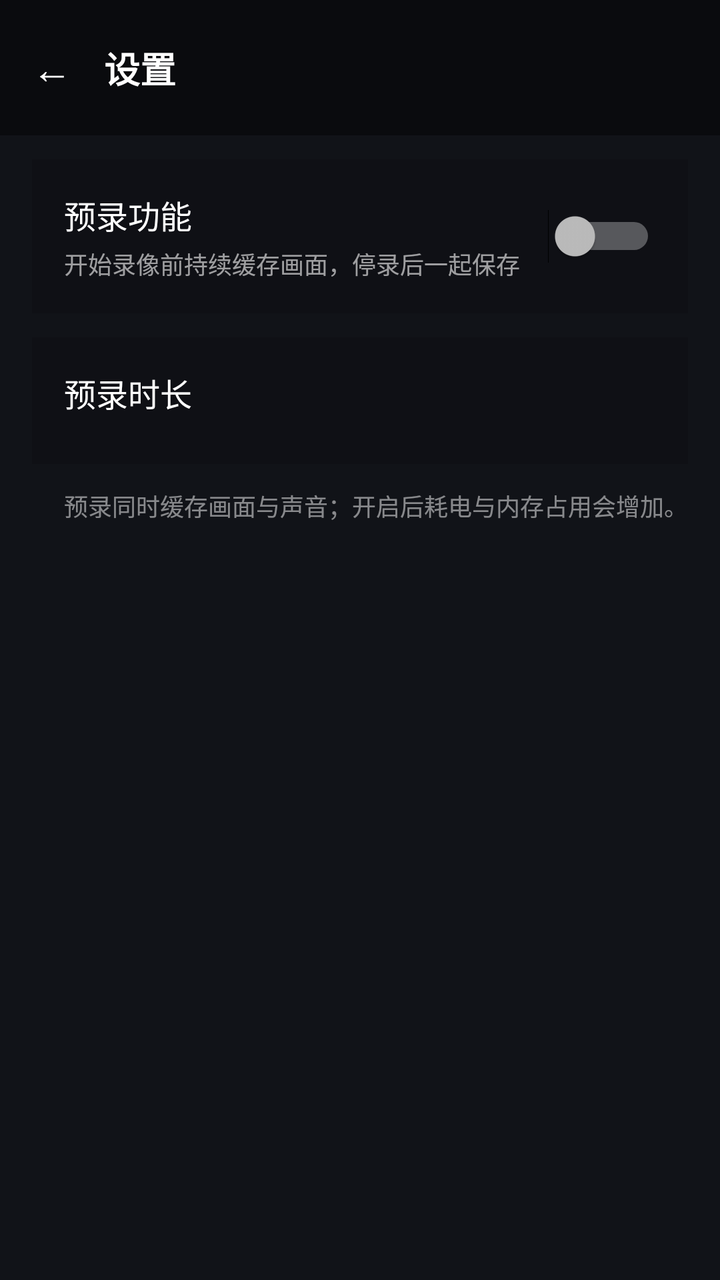
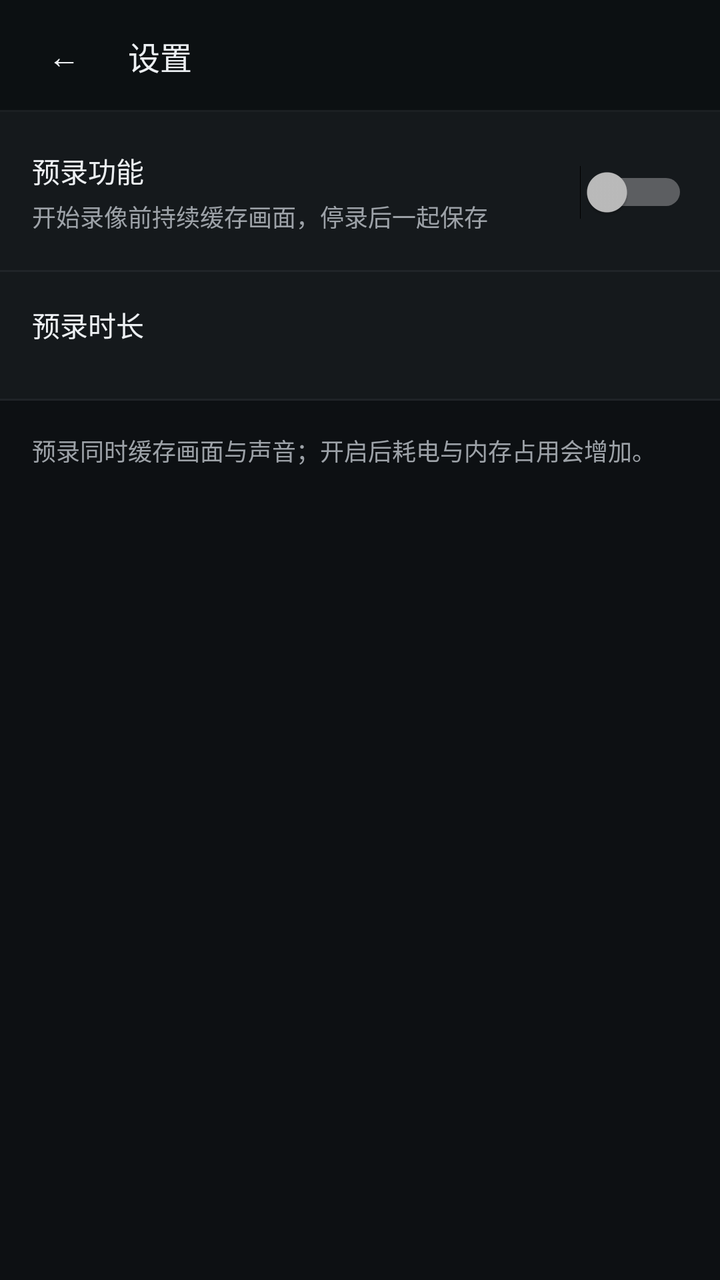

Two renders of the same Android screen: before a commit and after it. Below are the layout's source before the change and the commit's diff.
<!-- AndroidManifest.xml: application theme Theme.BodyCam -->
<!-- res/layout/activity_settings.xml -->
<?xml version="1.0" encoding="utf-8"?>
<LinearLayout xmlns:android="http://schemas.android.com/apk/res/android"
    xmlns:tools="http://schemas.android.com/tools"
    android:layout_width="match_parent"
    android:layout_height="match_parent"
    android:background="#FF111318"
    android:orientation="vertical">

    
    <LinearLayout
        android:layout_width="match_parent"
        android:layout_height="wrap_content"
        android:background="#66000000"
        android:gravity="center_vertical"
        android:orientation="horizontal"
        android:paddingHorizontal="8dp"
        android:paddingVertical="12dp">

        <TextView
            android:id="@+id/btnBack"
            android:layout_width="wrap_content"
            android:layout_height="wrap_content"
            android:background="?android:attr/selectableItemBackgroundBorderless"
            android:padding="8dp"
            android:text="←"
            android:textColor="#FFFFFF"
            android:textSize="20sp" />

        <TextView
            android:layout_width="wrap_content"
            android:layout_height="wrap_content"
            android:layout_marginStart="8dp"
            android:text="@string/title_settings"
            android:textColor="#FFFFFF"
            android:textSize="18sp"
            android:textStyle="bold" />
    </LinearLayout>

    <ScrollView
        android:layout_width="match_parent"
        android:layout_height="match_parent">

        <LinearLayout
            android:layout_width="match_parent"
            android:layout_height="wrap_content"
            android:orientation="vertical"
            android:paddingHorizontal="16dp"
            android:paddingTop="12dp">

            
            <LinearLayout
                android:layout_width="match_parent"
                android:layout_height="wrap_content"
                android:background="#22000000"
                android:gravity="center_vertical"
                android:orientation="horizontal"
                android:padding="16dp">

                <LinearLayout
                    android:layout_width="0dp"
                    android:layout_height="wrap_content"
                    android:layout_weight="1"
                    android:orientation="vertical">

                    <TextView
                        android:layout_width="wrap_content"
                        android:layout_height="wrap_content"
                        android:text="@string/settings_pre_record_title"
                        android:textColor="#FFFFFF"
                        android:textSize="16sp" />

                    <TextView
                        android:layout_width="wrap_content"
                        android:layout_height="wrap_content"
                        android:layout_marginTop="4dp"
                        android:text="@string/settings_pre_record_summary"
                        android:textColor="#99FFFFFF"
                        android:textSize="12sp" />
                </LinearLayout>

                <Switch
                    android:id="@+id/swPreRecord"
                    android:layout_width="wrap_content"
                    android:layout_height="wrap_content"
                    android:layout_marginStart="12dp" />
            </LinearLayout>

            
            <LinearLayout
                android:id="@+id/durationSection"
                android:layout_width="match_parent"
                android:layout_height="wrap_content"
                android:layout_marginTop="12dp"
                android:background="#22000000"
                android:orientation="vertical"
                android:padding="16dp">

                <TextView
                    android:layout_width="wrap_content"
                    android:layout_height="wrap_content"
                    android:text="@string/settings_pre_record_duration_title"
                    android:textColor="#FFFFFF"
                    android:textSize="16sp" />

                <RadioGroup
                    android:id="@+id/rgDuration"
                    android:layout_width="match_parent"
                    android:layout_height="wrap_content"
                    android:layout_marginTop="8dp"
                    android:orientation="horizontal" />
            </LinearLayout>

            
            <TextView
                android:paddingStart="16dp"
                android:layout_width="match_parent"
                android:layout_height="wrap_content"
                android:layout_marginTop="12dp"
                android:text="@string/settings_pre_record_hint"
                android:textColor="#80FFFFFF"
                android:textSize="12sp"
                tools:ignore="RtlSymmetry" />
        </LinearLayout>
    </ScrollView>
</LinearLayout>
<!-- resources referenced by this layout -->
<resources>
  <style name="Theme.BodyCam" parent="@android:style/Theme.Material.NoActionBar">
          <item name="android:windowBackground">#000000</item>
          <item name="android:statusBarColor">#000000</item>
          <item name="android:navigationBarColor">#000000</item>
          <item name="android:colorAccent">#E53935</item>
      </style>
  <!-- unchanged entries left out for length: 5 -->
</resources>

<!-- the commit's change to res/layout/activity_settings.xml (unified diff, before → after) -->
@@ -3,37 +3,37 @@
     xmlns:tools="http://schemas.android.com/tools"
     android:layout_width="match_parent"
     android:layout_height="match_parent"
-    android:background="#FF111318"
+    android:background="@color/paper"
     android:orientation="vertical">
 
     
     <LinearLayout
         android:layout_width="match_parent"
-        android:layout_height="wrap_content"
-        android:background="#66000000"
+        android:layout_height="@dimen/top_bar_height"
+        android:background="@drawable/bg_top_bar"
         android:gravity="center_vertical"
         android:orientation="horizontal"
-        android:paddingHorizontal="8dp"
-        android:paddingVertical="12dp">
+        android:paddingHorizontal="@dimen/space_xs">
 
         <TextView
             android:id="@+id/btnBack"
+            style="@style/BodyCamTitle"
+            android:layout_width="@dimen/touch_target"
+            android:layout_height="@dimen/touch_target"
+            android:background="@drawable/bg_icon_button"
+            android:clickable="true"
+            android:contentDescription="@string/action_back"
+            android:focusable="true"
+            android:gravity="center"
+            android:text="@string/glyph_back"
+            android:textColor="@color/ink" />
+
+        <TextView
+            style="@style/BodyCamTitle"
             android:layout_width="wrap_content"
             android:layout_height="wrap_content"
-            android:background="?android:attr/selectableItemBackgroundBorderless"
-            android:padding="8dp"
-            android:text="←"
-            android:textColor="#FFFFFF"
-            android:textSize="20sp" />
-
-        <TextView
-            android:layout_width="wrap_content"
-            android:layout_height="wrap_content"
-            android:layout_marginStart="8dp"
-            android:text="@string/title_settings"
-            android:textColor="#FFFFFF"
-            android:textSize="18sp"
-            android:textStyle="bold" />
+            android:layout_marginStart="@dimen/space_xs"
+            android:text="@string/title_settings" />
     </LinearLayout>
 
     <ScrollView
@@ -44,17 +44,17 @@
             android:layout_width="match_parent"
             android:layout_height="wrap_content"
             android:orientation="vertical"
-            android:paddingHorizontal="16dp"
-            android:paddingTop="12dp">
+            android:paddingBottom="@dimen/space_xl">
 
             
             <LinearLayout
                 android:layout_width="match_parent"
                 android:layout_height="wrap_content"
-                android:background="#22000000"
+                android:background="@drawable/bg_row"
                 android:gravity="center_vertical"
                 android:orientation="horizontal"
-                android:padding="16dp">
+                android:paddingHorizontal="@dimen/space_md"
+                android:paddingVertical="@dimen/space_md">
 
                 <LinearLayout
                     android:layout_width="0dp"
@@ -63,26 +63,26 @@
                     android:orientation="vertical">
 
                     <TextView
+                        style="@style/BodyCamLabel"
                         android:layout_width="wrap_content"
                         android:layout_height="wrap_content"
-                        android:text="@string/settings_pre_record_title"
-                        android:textColor="#FFFFFF"
-                        android:textSize="16sp" />
+                        android:text="@string/settings_pre_record_title" />
 
                     <TextView
-                        android:layout_width="wrap_content"
+                        style="@style/BodyCamHint"
+                        android:layout_width="match_parent"
                         android:layout_height="wrap_content"
-                        android:layout_marginTop="4dp"
-                        android:text="@string/settings_pre_record_summary"
-                        android:textColor="#99FFFFFF"
-                        android:textSize="12sp" />
+                        android:layout_marginTop="@dimen/space_2xs"
+                        android:text="@string/settings_pre_record_summary" />
                 </LinearLayout>
 
                 <Switch
                     android:id="@+id/swPreRecord"
                     android:layout_width="wrap_content"
                     android:layout_height="wrap_content"
-                    android:layout_marginStart="12dp" />
+                    android:layout_marginStart="@dimen/space_sm"
+                    android:minWidth="@dimen/touch_target"
+                    android:minHeight="@dimen/touch_target" />
             </LinearLayout>
 
             
@@ -90,35 +90,33 @@
                 android:id="@+id/durationSection"
                 android:layout_width="match_parent"
                 android:layout_height="wrap_content"
-                android:layout_marginTop="12dp"
-                android:background="#22000000"
+                android:background="@drawable/bg_row"
                 android:orientation="vertical"
-                android:padding="16dp">
+                android:paddingHorizontal="@dimen/space_md"
+                android:paddingVertical="@dimen/space_md">
 
                 <TextView
+                    style="@style/BodyCamLabel"
                     android:layout_width="wrap_content"
                     android:layout_height="wrap_content"
-                    android:text="@string/settings_pre_record_duration_title"
-                    android:textColor="#FFFFFF"
-                    android:textSize="16sp" />
+                    android:text="@string/settings_pre_record_duration_title" />
 
                 <RadioGroup
                     android:id="@+id/rgDuration"
                     android:layout_width="match_parent"
                     android:layout_height="wrap_content"
-                    android:layout_marginTop="8dp"
+                    android:layout_marginTop="@dimen/space_sm"
                     android:orientation="horizontal" />
             </LinearLayout>
 
             
             <TextView
-                android:paddingStart="16dp"
+                style="@style/BodyCamHint"
                 android:layout_width="match_parent"
                 android:layout_height="wrap_content"
-                android:layout_marginTop="12dp"
+                android:layout_marginTop="@dimen/space_md"
+                android:paddingHorizontal="@dimen/space_md"
                 android:text="@string/settings_pre_record_hint"
-                android:textColor="#80FFFFFF"
-                android:textSize="12sp"
                 tools:ignore="RtlSymmetry" />
         </LinearLayout>
     </ScrollView>
<!-- resource entries referenced after the edit -->
@@ -1,11 +1,111 @@
 <!-- resources referenced by this layout -->
 <resources>
+  <color name="ink">#ECEFF2</color>
+  <color name="paper">#0D1013</color>
+  <dimen name="space_2xs">4dp</dimen>
+  <dimen name="space_md">16dp</dimen>
+  <dimen name="space_sm">12dp</dimen>
+  <dimen name="space_xl">32dp</dimen>
+  <dimen name="space_xs">8dp</dimen>
+  <dimen name="top_bar_height">56dp</dimen>
+  <dimen name="touch_target">48dp</dimen>
+  <!-- drawable bg_icon_button (drawable) -->
+  <?xml version="1.0" encoding="utf-8"?>
+  <selector xmlns:android="http://schemas.android.com/apk/res/android">
+  
+      <item android:state_focused="true">
+          <shape android:shape="oval">
+              <solid android:color="@android:color/transparent" />
+              <stroke
+                  android:width="@dimen/rule_strong"
+                  android:color="@color/accent" />
+          </shape>
+      </item>
+  
+      <item>
+          <ripple android:color="@color/ripple_on_paper">
+              <item android:drawable="@android:color/transparent" />
+          </ripple>
+      </item>
+  </selector>
+  <!-- drawable bg_row (drawable) -->
+  <?xml version="1.0" encoding="utf-8"?>
+  <layer-list xmlns:android="http://schemas.android.com/apk/res/android">
+      <item>
+          <shape android:shape="rectangle">
+              <solid android:color="@color/paper_2" />
+          </shape>
+      </item>
+      <item
+          android:gravity="bottom"
+          android:height="@dimen/rule_hair">
+          <shape android:shape="rectangle">
+              <solid android:color="@color/rule" />
+          </shape>
+      </item>
+  </layer-list>
+  <!-- drawable bg_top_bar (drawable) -->
+  <?xml version="1.0" encoding="utf-8"?>
+  <layer-list xmlns:android="http://schemas.android.com/apk/res/android">
+      <item>
+          <shape android:shape="rectangle">
+              <solid android:color="@color/scrim_bar" />
+          </shape>
+      </item>
+      <item
+          android:gravity="bottom"
+          android:height="@dimen/rule_hair">
+          <shape android:shape="rectangle">
+              <solid android:color="@color/rule" />
+          </shape>
+      </item>
+  </layer-list>
+  <string name="action_back">返回</string>
+  <string name="glyph_back">←</string>
+  <style name="BodyCamHint">
+          <item name="android:fontFamily">sans-serif</item>
+          <item name="android:textSize">@dimen/text_sm</item>
+          <item name="android:textColor">@color/muted</item>
+          <item name="android:includeFontPadding">false</item>
+      </style>
+  <style name="BodyCamLabel">
+          <item name="android:fontFamily">sans-serif-medium</item>
+          <item name="android:textSize">@dimen/text_md</item>
+          <item name="android:textColor">@color/ink</item>
+          <item name="android:includeFontPadding">false</item>
+      </style>
+  <style name="BodyCamTitle">
+          <item name="android:fontFamily">sans-serif-medium</item>
+          <item name="android:textSize">@dimen/text_lg</item>
+          <item name="android:textColor">@color/ink</item>
+      </style>
   <style name="Theme.BodyCam" parent="@android:style/Theme.Material.NoActionBar">
-          <item name="android:windowBackground">#000000</item>
-          <item name="android:statusBarColor">#000000</item>
-          <item name="android:navigationBarColor">#000000</item>
-          <item name="android:colorAccent">#E53935</item>
+          <item name="android:windowBackground">@color/paper</item>
+          <item name="android:statusBarColor">@color/paper</item>
+          <item name="android:navigationBarColor">@color/paper</item>
+          <item name="android:colorAccent">@color/accent</item>
+          <item name="android:colorControlActivated">@color/accent</item>
+          <item name="android:colorControlNormal">@color/ink_2</item>
+          <item name="android:colorControlHighlight">@color/ripple_on_paper</item>
+          <item name="android:textColorPrimary">@color/ink</item>
+          <item name="android:textColorSecondary">@color/muted</item>
+          <item name="android:textColorHint">@color/muted</item>
+          
+          <item name="android:windowLightStatusBar">false</item>
+          <item name="android:windowLightNavigationBar" tools:targetApi="27">false</item>
       </style>
+  <dimen name="rule_strong">2dp</dimen>
+  <color name="accent">#F7B83D</color>
+  <color name="ripple_on_paper">#33ECEFF2</color>
+  <color name="paper_2">#15191C</color>
+  <dimen name="rule_hair">1dp</dimen>
+  <color name="rule">#802D3135</color>
+  <color name="scrim_bar">#800D1013</color>
+  <dimen name="text_sm">12sp</dimen>
+  <color name="muted">#9DA2A8</color>
+  <dimen name="text_md">14sp</dimen>
+  <dimen name="text_lg">16sp</dimen>
+  <color name="ink_2">#C3C8CC</color>
   <!-- unchanged entries left out for length: 5 -->
 </resources>
 
